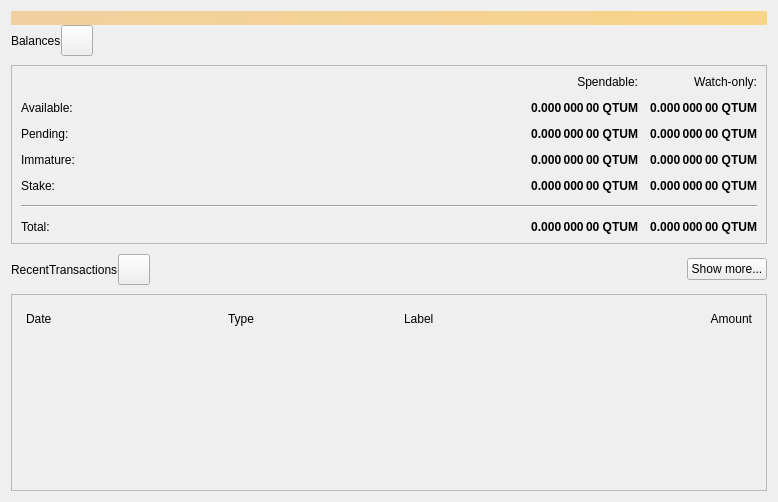
Above: src/qt/forms/overviewpage.ui from qtumproject/qtum before the change. Below: the same form after it.
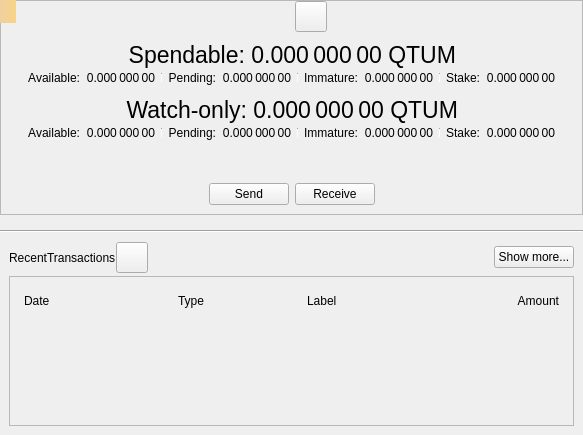
That is the form after the change. Icons and pictures are not drawn.

What changed in the file:
```diff
--- a/src/qt/forms/overviewpage.ui
+++ b/src/qt/forms/overviewpage.ui
@@ -6,8 +6,8 @@
    <rect>
     <x>0</x>
     <y>0</y>
-    <width>778</width>
-    <height>502</height>
+    <width>583</width>
+    <height>435</height>
    </rect>
   </property>
   <property name="windowTitle">
@@ -17,28 +17,19 @@
    <property name="spacing">
     <number>0</number>
    </property>
-   <item>
-    <widget class="QLabel" name="labelAlerts">
-     <property name="visible">
-      <bool>false</bool>
-     </property>
-     <property name="styleSheet">
-      <string notr="true">QLabel { background-color: qlineargradient(x1: 0, y1: 0, x2: 1, y2: 0, stop:0 #F0D0A0, stop:1 #F8D488); color:#000000; }</string>
-     </property>
-     <property name="wordWrap">
-      <bool>true</bool>
-     </property>
-     <property name="margin">
-      <number>3</number>
-     </property>
-     <property name="textInteractionFlags">
-      <set>Qt::TextSelectableByMouse</set>
-     </property>
-    </widget>
-   </item>
+   <property name="leftMargin">
+    <number>0</number>
+   </property>
+   <property name="topMargin">
+    <number>0</number>
+   </property>
+   <property name="rightMargin">
+    <number>0</number>
+   </property>
+   <property name="bottomMargin">
+    <number>0</number>
+   </property>
    <item>
-    <layout class="QGridLayout" name="gridLayout_2">
-     <item row="1" column="0">
       <widget class="QFrame" name="frameBalances">
        <property name="frameShape">
         <enum>QFrame::StyledPanel</enum>
@@ -46,18 +37,157 @@
        <property name="frameShadow">
         <enum>QFrame::Raised</enum>
        </property>
-       <layout class="QVBoxLayout" name="verticalLayout_4">
+     <layout class="QVBoxLayout" name="verticalLayout_5">
+      <property name="spacing">
+       <number>0</number>
+      </property>
+      <property name="leftMargin">
+       <number>0</number>
+      </property>
+      <property name="topMargin">
+       <number>0</number>
+      </property>
+      <property name="rightMargin">
+       <number>0</number>
+      </property>
+      <property name="bottomMargin">
+       <number>0</number>
+      </property>
         <item>
-         <layout class="QGridLayout" name="gridLayout">
+       <widget class="QWidget" name="widgetStatus" native="true">
+        <layout class="QHBoxLayout" name="horizontalLayout_16">
+         <property name="leftMargin">
+          <number>0</number>
+         </property>
+         <property name="topMargin">
+          <number>0</number>
+         </property>
+         <property name="rightMargin">
+          <number>0</number>
+         </property>
+         <property name="bottomMargin">
+          <number>0</number>
+         </property>
+         <item>
+          <spacer name="horizontalSpacer_6">
+           <property name="orientation">
+            <enum>Qt::Horizontal</enum>
+           </property>
+           <property name="sizeHint" stdset="0">
+            <size>
+             <width>0</width>
+             <height>20</height>
+            </size>
+           </property>
+          </spacer>
+         </item>
+         <item>
+          <widget class="QLabel" name="labelLogo" native="true">
+           <property name="minimumSize">
+            <size>
+             <width>32</width>
+             <height>32</height>
+            </size>
+           </property>
+          </widget>
+         </item>
+         <item>
+          <widget class="QToolButton" name="labelWalletStatus">
+           <property name="enabled">
+            <bool>true</bool>
+           </property>
+           <property name="toolTip">
+            <string>The displayed information may be out of date. Your wallet automatically synchronizes with the Qtum network after a connection is established, but this process has not completed yet.</string>
+           </property>
+           <property name="text">
+            <string/>
+           </property>
+           <property name="icon">
+            <iconset>
+             <normaloff>:/icons/warning</normaloff>
+             <disabledoff>:/icons/warning</disabledoff>:/icons/warning</iconset>
+           </property>
+           <property name="iconSize">
+            <size>
+             <width>24</width>
+             <height>24</height>
+            </size>
+           </property>
+           <property name="flat" stdset="0">
+            <bool>false</bool>
+           </property>
+          </widget>
+         </item>
+         <item>
+          <spacer name="horizontalSpacer_5">
+           <property name="orientation">
+            <enum>Qt::Horizontal</enum>
+           </property>
+           <property name="sizeHint" stdset="0">
+            <size>
+             <width>0</width>
+             <height>20</height>
+            </size>
+           </property>
+          </spacer>
+         </item>
+        </layout>
+       </widget>
+      </item>
+      <item>
+       <widget class="QWidget" name="widgetWallet" native="true">
+        <layout class="QVBoxLayout" name="verticalLayout_2">
           <property name="spacing">
-           <number>12</number>
-          </property>
-          <item row="2" column="3">
-           <widget class="QLabel" name="labelWatchPending">
+          <number>0</number>
+         </property>
+         <item>
+          <widget class="QWidget" name="widgetTotal" native="true">
+           <layout class="QHBoxLayout" name="horizontalLayout">
+            <property name="leftMargin">
+             <number>0</number>
+            </property>
+            <property name="topMargin">
+             <number>0</number>
+            </property>
+            <property name="rightMargin">
+             <number>0</number>
+            </property>
+            <property name="bottomMargin">
+             <number>0</number>
+            </property>
+            <item>
+             <spacer name="horizontalSpacer_7">
+              <property name="orientation">
+               <enum>Qt::Horizontal</enum>
+              </property>
+              <property name="sizeHint" stdset="0">
+               <size>
+                <width>0</width>
+                <height>20</height>
+               </size>
+              </property>
+             </spacer>
+            </item>
+            <item>
+             <widget class="QLabel" name="labelSpendable">
             <property name="font">
              <font>
-              <weight>75</weight>
-              <bold>true</bold>
+                <pointsize>17</pointsize>
+               </font>
+              </property>
+              <property name="text">
+               <string>Spendable:</string>
+              </property>
+              <property name="alignment">
+               <set>Qt::AlignRight|Qt::AlignTrailing|Qt::AlignVCenter</set>
+              </property>
+             </widget>
+            </item>
+            <item>
+             <widget class="QLabel" name="labelTotal">
+              <property name="font">
+               <font>
+                <pointsize>17</pointsize>
              </font>
             </property>
             <property name="cursor">
@@ -77,12 +207,154 @@
             </property>
            </widget>
           </item>
-          <item row="2" column="2">
+            <item>
+             <spacer name="horizontalSpacer_8">
+              <property name="orientation">
+               <enum>Qt::Horizontal</enum>
+              </property>
+              <property name="sizeHint" stdset="0">
+               <size>
+                <width>0</width>
+                <height>20</height>
+               </size>
+              </property>
+             </spacer>
+            </item>
+           </layout>
+          </widget>
+         </item>
+         <item>
+          <layout class="QHBoxLayout" name="horizontalLayout_13">
+           <property name="leftMargin">
+            <number>0</number>
+           </property>
+           <property name="topMargin">
+            <number>0</number>
+           </property>
+           <property name="rightMargin">
+            <number>0</number>
+           </property>
+           <property name="bottomMargin">
+            <number>0</number>
+           </property>
+           <item>
+            <spacer name="horizontalSpacer_9">
+             <property name="orientation">
+              <enum>Qt::Horizontal</enum>
+             </property>
+             <property name="sizeHint" stdset="0">
+              <size>
+               <width>40</width>
+               <height>20</height>
+              </size>
+             </property>
+            </spacer>
+           </item>
+           <item>
+            <widget class="QWidget" name="widgetBalance" native="true">
+             <layout class="QHBoxLayout" name="horizontalLayout_2">
+              <property name="leftMargin">
+               <number>0</number>
+              </property>
+              <property name="topMargin">
+               <number>0</number>
+              </property>
+              <property name="rightMargin">
+               <number>0</number>
+              </property>
+              <property name="bottomMargin">
+               <number>0</number>
+              </property>
+              <item>
+               <widget class="QLabel" name="labelBalanceText">
+                <property name="font">
+                 <font>
+                  <pointsize>9</pointsize>
+                 </font>
+                </property>
+                <property name="text">
+                 <string>Available:</string>
+                </property>
+                <property name="alignment">
+                 <set>Qt::AlignRight|Qt::AlignTrailing|Qt::AlignVCenter</set>
+                </property>
+               </widget>
+              </item>
+              <item>
+               <widget class="QLabel" name="labelBalance">
+                <property name="font">
+                 <font>
+                  <pointsize>9</pointsize>
+                 </font>
+                </property>
+                <property name="cursor">
+                 <cursorShape>IBeamCursor</cursorShape>
+                </property>
+                <property name="toolTip">
+                 <string>Your current spendable balance</string>
+                </property>
+                <property name="text">
+                 <string notr="true">0.000 000 00</string>
+                </property>
+                <property name="alignment">
+                 <set>Qt::AlignRight|Qt::AlignTrailing|Qt::AlignVCenter</set>
+                </property>
+                <property name="textInteractionFlags">
+                 <set>Qt::LinksAccessibleByMouse|Qt::TextSelectableByKeyboard|Qt::TextSelectableByMouse</set>
+                </property>
+               </widget>
+              </item>
+             </layout>
+            </widget>
+           </item>
+           <item>
+            <widget class="QWidget" name="widgetPending" native="true">
+             <layout class="QHBoxLayout" name="horizontalLayout_3">
+              <property name="leftMargin">
+               <number>6</number>
+              </property>
+              <property name="topMargin">
+               <number>0</number>
+              </property>
+              <property name="rightMargin">
+               <number>0</number>
+              </property>
+              <property name="bottomMargin">
+               <number>0</number>
+              </property>
+              <item>
+               <widget class="Line" name="vLine">
+                <property name="maximumSize">
+                 <size>
+                  <width>1</width>
+                  <height>10</height>
+                 </size>
+                </property>
+                <property name="orientation">
+                 <enum>Qt::Vertical</enum>
+                </property>
+               </widget>
+              </item>
+              <item>
+               <widget class="QLabel" name="labelPendingText">
+                <property name="font">
+                 <font>
+                  <pointsize>9</pointsize>
+                 </font>
+                </property>
+                <property name="text">
+                 <string>Pending:</string>
+                </property>
+                <property name="alignment">
+                 <set>Qt::AlignRight|Qt::AlignTrailing|Qt::AlignVCenter</set>
+                </property>
+               </widget>
+              </item>
+              <item>
            <widget class="QLabel" name="labelUnconfirmed">
             <property name="font">
              <font>
-              <weight>75</weight>
-              <bold>true</bold>
+                  <pointsize>9</pointsize>
              </font>
             </property>
             <property name="cursor">
@@ -92,7 +364,7 @@
              <string>Total of transactions that have yet to be confirmed, and do not yet count toward the spendable balance</string>
             </property>
             <property name="text">
-             <string notr="true">0.000 000 00 QTUM</string>
+                 <string notr="true">0.000 000 00</string>
             </property>
             <property name="alignment">
              <set>Qt::AlignRight|Qt::AlignTrailing|Qt::AlignVCenter</set>
@@ -102,12 +374,57 @@
             </property>
            </widget>
           </item>
-          <item row="3" column="2">
+             </layout>
+            </widget>
+           </item>
+           <item>
+            <widget class="QWidget" name="widgetImmature" native="true">
+             <layout class="QHBoxLayout" name="horizontalLayout_4">
+              <property name="leftMargin">
+               <number>6</number>
+              </property>
+              <property name="topMargin">
+               <number>0</number>
+              </property>
+              <property name="rightMargin">
+               <number>0</number>
+              </property>
+              <property name="bottomMargin">
+               <number>0</number>
+              </property>
+              <item>
+               <widget class="Line" name="vLine_2">
+                <property name="maximumSize">
+                 <size>
+                  <width>1</width>
+                  <height>10</height>
+                 </size>
+                </property>
+                <property name="orientation">
+                 <enum>Qt::Vertical</enum>
+                </property>
+               </widget>
+              </item>
+              <item>
+               <widget class="QLabel" name="labelImmatureText">
+                <property name="font">
+                 <font>
+                  <pointsize>9</pointsize>
+                 </font>
+                </property>
+                <property name="text">
+                 <string>Immature:</string>
+                </property>
+                <property name="alignment">
+                 <set>Qt::AlignRight|Qt::AlignTrailing|Qt::AlignVCenter</set>
+                </property>
+               </widget>
+              </item>
+              <item>
            <widget class="QLabel" name="labelImmature">
             <property name="font">
              <font>
-              <weight>75</weight>
-              <bold>true</bold>
+                  <pointsize>9</pointsize>
              </font>
             </property>
             <property name="cursor">
@@ -117,7 +434,7 @@
              <string>Mined balance that has not yet matured</string>
             </property>
             <property name="text">
-             <string notr="true">0.000 000 00 QTUM</string>
+                 <string notr="true">0.000 000 00</string>
             </property>
             <property name="alignment">
              <set>Qt::AlignRight|Qt::AlignTrailing|Qt::AlignVCenter</set>
@@ -127,15 +444,138 @@
             </property>
            </widget>
           </item>
-          <item row="3" column="0">
-           <widget class="QLabel" name="labelImmatureText">
+             </layout>
+            </widget>
+           </item>
+           <item>
+            <widget class="QWidget" name="widgetStake" native="true">
+             <layout class="QHBoxLayout" name="horizontalLayout_7">
+              <property name="leftMargin">
+               <number>6</number>
+              </property>
+              <property name="topMargin">
+               <number>0</number>
+              </property>
+              <property name="rightMargin">
+               <number>0</number>
+              </property>
+              <property name="bottomMargin">
+               <number>0</number>
+              </property>
+              <item>
+               <widget class="Line" name="vLine_3">
+                <property name="maximumSize">
+                 <size>
+                  <width>1</width>
+                  <height>10</height>
+                 </size>
+                </property>
+                <property name="orientation">
+                 <enum>Qt::Vertical</enum>
+                </property>
+               </widget>
+              </item>
+              <item>
+               <widget class="QLabel" name="labelStakeText">
+                <property name="font">
+                 <font>
+                  <pointsize>9</pointsize>
+                 </font>
+                </property>
             <property name="text">
-             <string>Immature:</string>
-            </property>
-           </widget>
-          </item>
-          <item row="0" column="3">
+                 <string>Stake:</string>
+                </property>
+                <property name="alignment">
+                 <set>Qt::AlignRight|Qt::AlignTrailing|Qt::AlignVCenter</set>
+                </property>
+               </widget>
+              </item>
+              <item>
+               <widget class="QLabel" name="labelStake">
+                <property name="font">
+                 <font>
+                  <pointsize>9</pointsize>
+                 </font>
+                </property>
+                <property name="text">
+                 <string>0.000 000 00</string>
+                </property>
+                <property name="alignment">
+                 <set>Qt::AlignRight|Qt::AlignTrailing|Qt::AlignVCenter</set>
+                </property>
+                <property name="textInteractionFlags">
+                 <set>Qt::LinksAccessibleByMouse|Qt::TextSelectableByKeyboard|Qt::TextSelectableByMouse</set>
+                </property>
+               </widget>
+              </item>
+             </layout>
+            </widget>
+           </item>
+           <item>
+            <spacer name="horizontalSpacer_10">
+             <property name="orientation">
+              <enum>Qt::Horizontal</enum>
+             </property>
+             <property name="sizeHint" stdset="0">
+              <size>
+               <width>40</width>
+               <height>20</height>
+              </size>
+             </property>
+            </spacer>
+           </item>
+          </layout>
+         </item>
+        </layout>
+       </widget>
+      </item>
+      <item>
+       <widget class="QWidget" name="widgetWatch" native="true">
+        <layout class="QVBoxLayout" name="verticalLayout_4">
+         <property name="spacing">
+          <number>0</number>
+         </property>
+         <property name="topMargin">
+          <number>0</number>
+         </property>
+         <property name="bottomMargin">
+          <number>0</number>
+         </property>
+         <item>
+          <widget class="QWidget" name="widgetWatchTotal" native="true">
+           <layout class="QHBoxLayout" name="horizontalLayout_8">
+            <property name="leftMargin">
+             <number>0</number>
+            </property>
+            <property name="topMargin">
+             <number>0</number>
+            </property>
+            <property name="rightMargin">
+             <number>0</number>
+            </property>
+            <property name="bottomMargin">
+             <number>0</number>
+            </property>
+            <item>
+             <spacer name="horizontalSpacer_11">
+              <property name="orientation">
+               <enum>Qt::Horizontal</enum>
+              </property>
+              <property name="sizeHint" stdset="0">
+               <size>
+                <width>0</width>
+                <height>20</height>
+               </size>
+              </property>
+             </spacer>
+            </item>
+            <item>
            <widget class="QLabel" name="labelWatchonly">
+              <property name="font">
+               <font>
+                <pointsize>17</pointsize>
+               </font>
+              </property>
             <property name="text">
              <string>Watch-only:</string>
             </property>
@@ -144,19 +584,11 @@
             </property>
            </widget>
           </item>
-          <item row="1" column="0">
-           <widget class="QLabel" name="labelBalanceText">
-            <property name="text">
-             <string>Available:</string>
-            </property>
-           </widget>
-          </item>
-          <item row="1" column="2">
-           <widget class="QLabel" name="labelBalance">
+            <item>
+             <widget class="QLabel" name="labelWatchTotal">
             <property name="font">
              <font>
-              <weight>75</weight>
-              <bold>true</bold>
+                <pointsize>17</pointsize>
              </font>
             </property>
             <property name="cursor">
@@ -176,12 +608,78 @@
             </property>
            </widget>
           </item>
-          <item row="1" column="3">
+            <item>
+             <spacer name="horizontalSpacer_12">
+              <property name="orientation">
+               <enum>Qt::Horizontal</enum>
+              </property>
+              <property name="sizeHint" stdset="0">
+               <size>
+                <width>0</width>
+                <height>20</height>
+               </size>
+              </property>
+             </spacer>
+            </item>
+           </layout>
+          </widget>
+         </item>
+         <item>
+          <layout class="QHBoxLayout" name="horizontalLayout_14">
+           <property name="leftMargin">
+            <number>0</number>
+           </property>
+           <property name="rightMargin">
+            <number>0</number>
+           </property>
+           <item>
+            <spacer name="horizontalSpacer_13">
+             <property name="orientation">
+              <enum>Qt::Horizontal</enum>
+             </property>
+             <property name="sizeHint" stdset="0">
+              <size>
+               <width>0</width>
+               <height>20</height>
+              </size>
+             </property>
+            </spacer>
+           </item>
+           <item>
+            <widget class="QWidget" name="widgetWatchAvailable" native="true">
+             <layout class="QHBoxLayout" name="horizontalLayout_9">
+              <property name="leftMargin">
+               <number>0</number>
+              </property>
+              <property name="topMargin">
+               <number>0</number>
+              </property>
+              <property name="rightMargin">
+               <number>0</number>
+              </property>
+              <property name="bottomMargin">
+               <number>0</number>
+              </property>
+              <item>
+               <widget class="QLabel" name="labelWatchAvailableText">
+                <property name="font">
+                 <font>
+                  <pointsize>9</pointsize>
+                 </font>
+                </property>
+                <property name="text">
+                 <string>Available:</string>
+                </property>
+                <property name="alignment">
+                 <set>Qt::AlignRight|Qt::AlignTrailing|Qt::AlignVCenter</set>
+                </property>
+               </widget>
+              </item>
+              <item>
            <widget class="QLabel" name="labelWatchAvailable">
             <property name="font">
              <font>
-              <weight>75</weight>
-              <bold>true</bold>
+                  <pointsize>9</pointsize>
              </font>
             </property>
             <property name="cursor">
@@ -191,7 +689,7 @@
              <string>Your current balance in watch-only addresses</string>
             </property>
             <property name="text">
-             <string notr="true">0.000 000 00 QTUM</string>
+                 <string notr="true">0.000 000 00</string>
             </property>
             <property name="alignment">
              <set>Qt::AlignRight|Qt::AlignTrailing|Qt::AlignVCenter</set>
@@ -201,40 +699,67 @@
             </property>
            </widget>
           </item>
-          <item row="2" column="0">
-           <widget class="QLabel" name="labelPendingText">
+             </layout>
+            </widget>
+           </item>
+           <item>
+            <widget class="QWidget" name="widgetWatchPending" native="true">
+             <layout class="QHBoxLayout" name="horizontalLayout_10">
+              <property name="leftMargin">
+               <number>6</number>
+              </property>
+              <property name="topMargin">
+               <number>0</number>
+              </property>
+              <property name="rightMargin">
+               <number>0</number>
+              </property>
+              <property name="bottomMargin">
+               <number>0</number>
+              </property>
+              <item>
+               <widget class="Line" name="vLine_4">
+                <property name="maximumSize">
+                 <size>
+                  <width>1</width>
+                  <height>10</height>
+                 </size>
+                </property>
+                <property name="orientation">
+                 <enum>Qt::Vertical</enum>
+                </property>
+               </widget>
+              </item>
+              <item>
+               <widget class="QLabel" name="labelWatchPendingText">
+                <property name="font">
+                 <font>
+                  <pointsize>9</pointsize>
+                 </font>
+                </property>
             <property name="text">
              <string>Pending:</string>
             </property>
-           </widget>
-          </item>
-          <item row="0" column="2">
-           <widget class="QLabel" name="labelSpendable">
-            <property name="text">
-             <string>Spendable:</string>
-            </property>
             <property name="alignment">
              <set>Qt::AlignRight|Qt::AlignTrailing|Qt::AlignVCenter</set>
             </property>
            </widget>
           </item>
-          <item row="4" column="0">
-           <widget class="QLabel" name="labelStakeText">
-            <property name="text">
-             <string>Stake:</string>
-            </property>
-           </widget>
-          </item>
-          <item row="4" column="2">
-           <widget class="QLabel" name="labelStake">
+              <item>
+               <widget class="QLabel" name="labelWatchPending">
             <property name="font">
              <font>
-              <weight>75</weight>
-              <bold>true</bold>
-             </font>
-            </property>
+                  <pointsize>9</pointsize>
+                 </font>
+                </property>
+                <property name="cursor">
+                 <cursorShape>IBeamCursor</cursorShape>
+                </property>
+                <property name="toolTip">
+                 <string>Unconfirmed transactions to watch-only addresses</string>
+                </property>
             <property name="text">
-             <string>0.000 000 00 QTUM</string>
+                 <string notr="true">0.000 000 00</string>
             </property>
             <property name="alignment">
              <set>Qt::AlignRight|Qt::AlignTrailing|Qt::AlignVCenter</set>
@@ -244,31 +769,57 @@
             </property>
            </widget>
           </item>
-          <item row="4" column="3">
-           <widget class="QLabel" name="labelWatchStake">
+             </layout>
+            </widget>
+           </item>
+           <item>
+            <widget class="QWidget" name="widgetWatchImmature" native="true">
+             <layout class="QHBoxLayout" name="horizontalLayout_11">
+              <property name="leftMargin">
+               <number>6</number>
+              </property>
+              <property name="topMargin">
+               <number>0</number>
+              </property>
+              <property name="rightMargin">
+               <number>0</number>
+              </property>
+              <property name="bottomMargin">
+               <number>0</number>
+              </property>
+              <item>
+               <widget class="Line" name="vLine_5">
+                <property name="maximumSize">
+                 <size>
+                  <width>1</width>
+                  <height>10</height>
+                 </size>
+                </property>
+                <property name="orientation">
+                 <enum>Qt::Vertical</enum>
+                </property>
+               </widget>
+              </item>
+              <item>
+               <widget class="QLabel" name="labelWatchImmatureText">
             <property name="font">
              <font>
-              <weight>75</weight>
-              <bold>true</bold>
+                  <pointsize>9</pointsize>
              </font>
             </property>
             <property name="text">
-             <string>0.000 000 00 QTUM</string>
+                 <string>Immature:</string>
             </property>
             <property name="alignment">
              <set>Qt::AlignRight|Qt::AlignTrailing|Qt::AlignVCenter</set>
             </property>
-            <property name="textInteractionFlags">
-             <set>Qt::LinksAccessibleByMouse|Qt::TextSelectableByKeyboard|Qt::TextSelectableByMouse</set>
-            </property>
-           </widget>
-          </item>
-          <item row="3" column="3">
+               </widget>
+              </item>
+              <item>
            <widget class="QLabel" name="labelWatchImmature">
             <property name="font">
              <font>
-              <weight>75</weight>
-              <bold>true</bold>
+                  <pointsize>9</pointsize>
              </font>
             </property>
             <property name="cursor">
@@ -278,7 +829,7 @@
              <string>Mined balance in watch-only addresses that has not yet matured</string>
             </property>
             <property name="text">
-             <string notr="true">0.000 000 00 QTUM</string>
+                 <string notr="true">0.000 000 00</string>
             </property>
             <property name="alignment">
              <set>Qt::AlignRight|Qt::AlignTrailing|Qt::AlignVCenter</set>
@@ -288,22 +839,61 @@
             </property>
            </widget>
           </item>
-          <item row="7" column="3">
-           <widget class="QLabel" name="labelWatchTotal">
+             </layout>
+            </widget>
+           </item>
+           <item>
+            <widget class="QWidget" name="widgetWatchStake" native="true">
+             <layout class="QHBoxLayout" name="horizontalLayout_12">
+              <property name="leftMargin">
+               <number>6</number>
+              </property>
+              <property name="topMargin">
+               <number>0</number>
+              </property>
+              <property name="rightMargin">
+               <number>0</number>
+              </property>
+              <property name="bottomMargin">
+               <number>0</number>
+              </property>
+              <item>
+               <widget class="Line" name="vLine_6">
+                <property name="maximumSize">
+                 <size>
+                  <width>1</width>
+                  <height>10</height>
+                 </size>
+                </property>
+                <property name="orientation">
+                 <enum>Qt::Vertical</enum>
+                </property>
+               </widget>
+              </item>
+              <item>
+               <widget class="QLabel" name="labelWatchStakeText">
             <property name="font">
              <font>
-              <weight>75</weight>
-              <bold>true</bold>
-             </font>
-            </property>
-            <property name="cursor">
-             <cursorShape>IBeamCursor</cursorShape>
-            </property>
-            <property name="toolTip">
-             <string>Current total balance in watch-only addresses</string>
-            </property>
+                  <pointsize>9</pointsize>
+                 </font>
+                </property>
+                <property name="text">
+                 <string>Stake:</string>
+                </property>
+                <property name="alignment">
+                 <set>Qt::AlignRight|Qt::AlignTrailing|Qt::AlignVCenter</set>
+                </property>
+               </widget>
+              </item>
+              <item>
+               <widget class="QLabel" name="labelWatchStake">
+                <property name="font">
+                 <font>
+                  <pointsize>9</pointsize>
+                 </font>
+                </property>
             <property name="text">
-             <string notr="true">0.000 000 00 QTUM</string>
+                 <string>0.000 000 00</string>
             </property>
             <property name="alignment">
              <set>Qt::AlignRight|Qt::AlignTrailing|Qt::AlignVCenter</set>
@@ -313,132 +903,102 @@
             </property>
            </widget>
           </item>
-          <item row="5" column="0" colspan="4">
-           <spacer name="verticalSpacer">
+             </layout>
+            </widget>
+           </item>
+           <item>
+            <spacer name="horizontalSpacer_14">
             <property name="orientation">
+              <enum>Qt::Horizontal</enum>
+             </property>
+             <property name="sizeHint" stdset="0">
+              <size>
+               <width>0</width>
+               <height>20</height>
+              </size>
+             </property>
+            </spacer>
+           </item>
+          </layout>
+         </item>
+        </layout>
+       </widget>
+      </item>
+      <item>
+       <widget class="QWidget" name="widgetTransaction" native="true">
+        <layout class="QHBoxLayout" name="horizontalLayout_15">
+         <property name="topMargin">
+          <number>40</number>
+         </property>
+         <item>
+          <spacer name="horizontalSpacer_15">
+           <property name="orientation">
+            <enum>Qt::Horizontal</enum>
+           </property>
+           <property name="sizeHint" stdset="0">
+            <size>
+             <width>0</width>
+             <height>20</height>
+            </size>
+           </property>
+          </spacer>
+         </item>
+         <item>
+          <widget class="QPushButton" name="buttonSend">
+           <property name="text">
+            <string>Send</string>
+           </property>
+          </widget>
+         </item>
+         <item>
+          <widget class="QPushButton" name="buttonReceive">
+           <property name="text">
+            <string>Receive</string>
+           </property>
+          </widget>
+         </item>
+         <item>
+          <spacer name="horizontalSpacer_16">
+           <property name="orientation">
+            <enum>Qt::Horizontal</enum>
+           </property>
+           <property name="sizeHint" stdset="0">
+            <size>
+             <width>0</width>
+             <height>20</height>
+            </size>
+           </property>
+          </spacer>
+         </item>
+        </layout>
+       </widget>
+      </item>
+     </layout>
+    </widget>
+   </item>
+   <item>
+    <spacer name="verticalSpacer_5">
+     <property name="orientation">
              <enum>Qt::Vertical</enum>
             </property>
+     <property name="sizeType">
+      <enum>QSizePolicy::Fixed</enum>
+     </property>
             <property name="sizeHint" stdset="0">
              <size>
               <width>20</width>
-              <height>40</height>
+       <height>15</height>
              </size>
             </property>
            </spacer>
           </item>
-          <item row="7" column="2">
-           <widget class="QLabel" name="labelTotal">
-            <property name="font">
-             <font>
-              <weight>75</weight>
-              <bold>true</bold>
-             </font>
-            </property>
-            <property name="cursor">
-             <cursorShape>IBeamCursor</cursorShape>
-            </property>
-            <property name="toolTip">
-             <string>Your current total balance</string>
-            </property>
-            <property name="text">
-             <string notr="true">0.000 000 00 QTUM</string>
-            </property>
-            <property name="alignment">
-             <set>Qt::AlignRight|Qt::AlignTrailing|Qt::AlignVCenter</set>
-            </property>
-            <property name="textInteractionFlags">
-             <set>Qt::LinksAccessibleByMouse|Qt::TextSelectableByKeyboard|Qt::TextSelectableByMouse</set>
-            </property>
-           </widget>
-          </item>
-          <item row="0" column="1" rowspan="5">
-           <spacer name="horizontalSpacer_5">
-            <property name="orientation">
-             <enum>Qt::Horizontal</enum>
-            </property>
-            <property name="sizeHint" stdset="0">
-             <size>
-              <width>40</width>
-              <height>20</height>
-             </size>
-            </property>
-           </spacer>
-          </item>
-          <item row="7" column="0">
-           <widget class="QLabel" name="labelTotalText">
-            <property name="text">
-             <string>Total:        </string>
-            </property>
-           </widget>
-          </item>
-          <item row="6" column="0" colspan="4">
+   <item>
            <widget class="Line" name="hLine">
             <property name="orientation">
              <enum>Qt::Horizontal</enum>
             </property>
            </widget>
           </item>
-         </layout>
-        </item>
-       </layout>
-      </widget>
-     </item>
-     <item row="0" column="0">
-      <layout class="QHBoxLayout" name="horizontalLayout_2">
-       <property name="bottomMargin">
-        <number>9</number>
-       </property>
-       <item>
-        <widget class="QLabel" name="labelBalances">
-         <property name="text">
-          <string>Balances</string>
-         </property>
-        </widget>
-       </item>
-       <item>
-        <widget class="QToolButton" name="labelWalletStatus">
-         <property name="enabled">
-          <bool>true</bool>
-         </property>
-         <property name="toolTip">
-          <string>The displayed information may be out of date. Your wallet automatically synchronizes with the Qtum network after a connection is established, but this process has not completed yet.</string>
-         </property>
-         <property name="text">
-          <string/>
-         </property>
-         <property name="icon">
-          <iconset>
-           <normaloff>:/icons/warning</normaloff>
-           <disabledoff>:/icons/warning</disabledoff>:/icons/warning</iconset>
-         </property>
-         <property name="iconSize">
-          <size>
-           <width>24</width>
-           <height>24</height>
-          </size>
-         </property>
-         <property name="flat" stdset="0">
-          <bool>false</bool>
-         </property>
-        </widget>
-       </item>
-       <item>
-        <spacer name="horizontalSpacer">
-         <property name="orientation">
-          <enum>Qt::Horizontal</enum>
-         </property>
-         <property name="sizeHint" stdset="0">
-          <size>
-           <width>40</width>
-           <height>20</height>
-          </size>
-         </property>
-        </spacer>
-       </item>
-      </layout>
-     </item>
-    </layout>
-   </item>
    <item>
     <spacer name="verticalSpacer_4">
      <property name="orientation">
@@ -450,15 +1010,21 @@
      <property name="sizeHint" stdset="0">
       <size>
        <width>20</width>
-       <height>10</height>
+       <height>0</height>
       </size>
      </property>
     </spacer>
    </item>
+   <item>
+    <widget class="QWidget" name="widgetRecent" native="true">
+     <layout class="QVBoxLayout" name="verticalLayout">
+      <property name="spacing">
+       <number>0</number>
+      </property>
    <item>
     <layout class="QHBoxLayout" name="horizontalLayout_6">
      <property name="bottomMargin">
-      <number>9</number>
+         <number>3</number>
      </property>
      <item>
       <widget class="QLabel" name="labelRecentTransactions">
@@ -501,7 +1067,7 @@
        </property>
        <property name="sizeHint" stdset="0">
         <size>
-         <width>40</width>
+            <width>0</width>
          <height>20</height>
         </size>
        </property>
@@ -617,6 +1183,34 @@
     </layout>
    </item>
   </layout>
+    </widget>
+   </item>
+  </layout>
+  <widget class="QLabel" name="labelAlerts">
+   <property name="geometry">
+    <rect>
+     <x>0</x>
+     <y>0</y>
+     <width>16</width>
+     <height>23</height>
+    </rect>
+   </property>
+   <property name="visible">
+    <bool>false</bool>
+   </property>
+   <property name="styleSheet">
+    <string notr="true">QLabel { background-color: qlineargradient(x1: 0, y1: 0, x2: 1, y2: 0, stop:0 #F0D0A0, stop:1 #F8D488); color:#000000; }</string>
+   </property>
+   <property name="wordWrap">
+    <bool>true</bool>
+   </property>
+   <property name="margin">
+    <number>3</number>
+   </property>
+   <property name="textInteractionFlags">
+    <set>Qt::TextSelectableByMouse</set>
+   </property>
+  </widget>
  </widget>
  <resources/>
  <connections/>
```
Left out of the diff: 6 changed lines with no effect on the pictures. Lines whose indentation alone changed are shown as unchanged.
